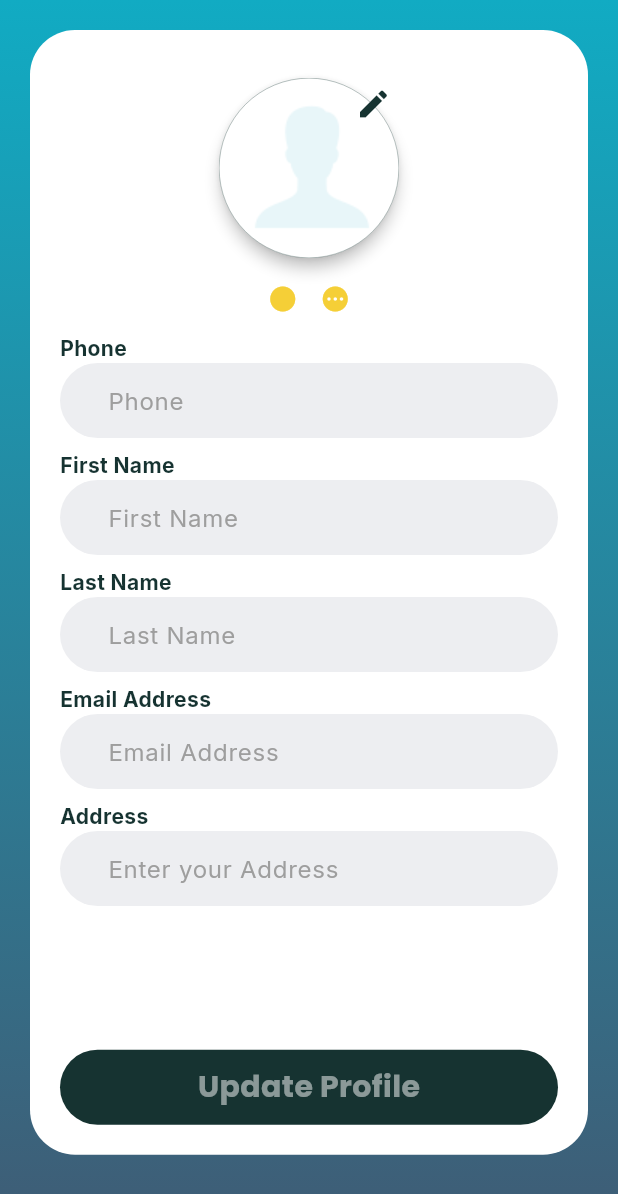
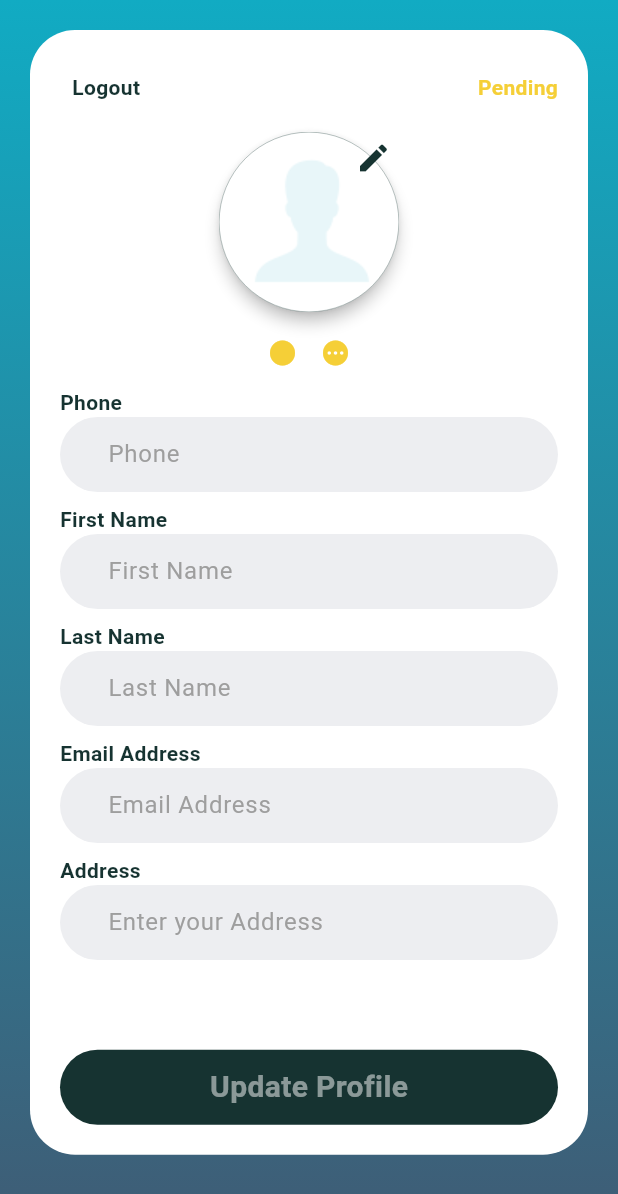
Before and after one commit to Shiva207892/efl_counter_flutter, a Flutter app: the ProfileScreen screen opened by its route, on a phone screen of 412 x 824 dp. Shown: the top 1194 px of the screen. Run offline on Flutter 3.47's test engine with Material 3 defaults, Android fonts, the light colour scheme and no system bars; our stand-ins replace cached_network_image, cloud_firestore, connectivity_plus, firebase_auth, firebase_core, firebase_messaging and 7 more; missing offline and left inert: firebase_app_check; accounts and stored records are empty; network calls fail.

```diff
--- a/lib/controllers/hub_controller.dart
+++ b/lib/controllers/hub_controller.dart
@@ -17,7 +17,7 @@
   final CollectionReference _hubsCollection =
       FirebaseFirestore.instance.collection('Hubs');
 
-  var _customersCollection = FirebaseFirestore.instance.collection('Customers');
+  final _customersCollection = FirebaseFirestore.instance.collection('Customers');
 
   // Rx variables to hold the hubs data
   RxList<QueryDocumentSnapshot<Object?>> customersList =
@@ -63,6 +63,7 @@
             (selectedHubData.data() as Map<String, dynamic>?)?['customers'];
         if (customersList != null && customersList is List) {
           customers = customersList.map((e) => e.toString()).toList();
+          selectedCustomer.value = customers[0];
         }
       }
     }
--- a/lib/controllers/login_controller.dart
+++ b/lib/controllers/login_controller.dart
@@ -9,7 +9,6 @@
 
 class LoginController extends GetxController {
   RxBool isOtpRequested = false.obs;
-  Rx<TextEditingController> phoneController = TextEditingController().obs;
 
   RxString loginOtp = '000000'.obs;
   RxString loginVerificationId = 'verificationid'.obs;
--- a/lib/controllers/user_controller.dart
+++ b/lib/controllers/user_controller.dart
@@ -1,6 +1,9 @@
 import 'dart:async';
 import 'dart:io';
 import 'package:cloud_firestore/cloud_firestore.dart';
+import 'package:efl_counter/common/custom_toast.dart';
+import 'package:efl_counter/common/get_storage.dart';
+import 'package:efl_counter/common/route_helper.dart';
 import 'package:firebase_messaging/firebase_messaging.dart';
 import 'package:firebase_storage/firebase_storage.dart';
 import 'package:firebase_auth/firebase_auth.dart';
@@ -19,7 +22,7 @@
   RxString userLastName = ''.obs;
   RxString userEmail = ''.obs;
   RxString userPhone = ''.obs;
-  RxString userStatus = ''.obs;
+  RxString userStatus = 'Pending'.obs;
   RxString userAddress = ''.obs;
   RxList<String> userHubs = <String>[].obs;
 
@@ -50,7 +53,8 @@
         DocumentReference userRef = usersCollection.doc(userId.value);
 
         // Listen for real-time updates and assign the subscription to _userSubscription
-        _userSubscription = userRef.snapshots().listen((DocumentSnapshot userSnapshot) async {
+        _userSubscription =
+            userRef.snapshots().listen((DocumentSnapshot userSnapshot) async {
           if (userSnapshot.exists) {
             var userData = userSnapshot.data() as Map<String, dynamic>;
             // Update user data based on userSnapshot
@@ -58,18 +62,26 @@
             userIsOnline.value = userData['isOnline'] ?? true;
             userProfileLocked.value = userData['profileLock'] ?? false;
             userPhoto.value = userData['photo'] ?? '';
-            userStatus.value = userData['status'] ?? '';
+            userStatus.value = userData['status'] ?? 'Pending';
             userFirstName.value = userData['fname'] ?? '';
             userLastName.value = userData['lname'] ?? '';
             userEmail.value = userData['email'] ?? '';
             userAddress.value = userData['address'] ?? '';
             userHubs.value = (userData['hubs'] as List<dynamic>).cast<String>();
+
+            if (userStatus.value == 'Pending') {
+              Get.offAllNamed(RouteHelper.profile);
+            }
+            if (userStatus.value == 'Approved') {
+              Get.offAllNamed(RouteHelper.home);
+            }
           } else {
             if (kDebugMode) {
               print('User with ID $userId does not exist.');
             }
-            showCustomSnackbar(title: 'Error', message: 'Account with this phone number does not exist');
+            Toast.error('Account with this phone number does not exist');
             FirebaseAuth.instance.signOut();
+            clearData();
           }
         });
         return true;
@@ -128,7 +140,8 @@
     }
   }
 
-  Future<void> updateUserData(String firstName, String lastName, String email, String address) async {
+  Future<void> updateUserData(
+      String firstName, String lastName, String email, String address) async {
     try {
       User? user = FirebaseAuth.instance.currentUser;
       if (user != null) {
@@ -143,7 +156,8 @@
         // If userProfile is not null, upload the file to Firebase Storage
         if (userProfile.value != null) {
           // Reference to the Firebase Storage location where the file will be stored
-          Reference storageRef = FirebaseStorage.instance.ref().child('UserProfiles').child(uid);
+          Reference storageRef =
+              FirebaseStorage.instance.ref().child('UserProfiles').child(uid);
 
           // Upload the file to Firebase Storage
           await storageRef.putFile(userProfile.value!);
@@ -175,7 +189,8 @@
           showCustomSnackbar(
               title: 'Success',
               message: 'Profile updated successfully',
-              duration: const Duration(seconds: 2), backColor: Colors.green);
+              duration: const Duration(seconds: 2),
+              backColor: Colors.green);
         }
       } else {
         if (kDebugMode) {
@@ -200,10 +215,8 @@
         DocumentReference userRef = usersCollection.doc(uid);
 
         // Update the data for the user document
-        await userRef.update({
-          'isOnline': isOnline,
-          'lastSeen': DateTime.now()
-        });
+        await userRef
+            .update({'isOnline': isOnline, 'lastSeen': DateTime.now()});
 
         // Update local user data after successful update
         userIsOnline.value = isOnline;
@@ -258,9 +271,10 @@
     try {
       await updateUserOnline(false);
       await FirebaseAuth.instance.signOut();
+      clearData();
       if (kDebugMode) {
         print("User signed out");
-        Get.offAllNamed('/login');
+        Get.offAllNamed(RouteHelper.login);
       }
     } catch (error) {
       if (kDebugMode) {
--- a/lib/utils/app_constants.dart
+++ b/lib/utils/app_constants.dart
@@ -1,5 +1,6 @@
-class AppConstants {
+class Constants {
   //keys
+  static const String USER_PHONE_NUMBER = 'phonenumber';
   static const String IS_LOGGED_IN = 'isloggedin';
   static const String IS_REGISTERED = 'isregistered';
   static const String IS_APPROVED = 'isapproved';
--- a/lib/views/drawer/profile_screen.dart
+++ b/lib/views/drawer/profile_screen.dart
@@ -2,7 +2,7 @@
 import 'package:efl_counter/widgets/custom_snack_bar.dart';
 import 'package:flutter/material.dart';
 import 'package:get/get.dart';
-import 'package:google_fonts/google_fonts.dart';
+import '../../common/styles.dart';
 import '../../controllers/app_controller.dart';
 import '../../utils/app_colors.dart';
 import '../../utils/dimensions.dart';
@@ -14,33 +14,28 @@
   const ProfileScreen({Key? key}) : super(key: key);
 
   @override
-  _ProfileScreenState createState() => _ProfileScreenState();
+  ProfileScreenState createState() => ProfileScreenState();
 }
 
-class _ProfileScreenState extends State<ProfileScreen> {
+class ProfileScreenState extends State<ProfileScreen> {
+  final appController = Get.find<AppController>();
+  final userController = Get.find<UserController>();
+
   final phoneController = TextEditingController();
   final fNameController = TextEditingController();
   final lNameController = TextEditingController();
   final emailController = TextEditingController();
   final addressController = TextEditingController();
 
-  final appController = Get.find<AppController>();
-  final userController = Get.find<UserController>();
-
   @override
   void initState() {
     super.initState();
 
-    final Map<String, dynamic> args = Get.parameters;
-
-    phoneController.text = args['phone'] ?? userController.userPhone.value;
-    fNameController.text =
-        args['firstName'] ?? userController.userFirstName.value;
-    lNameController.text =
-        args['lastName'] ?? userController.userLastName.value;
-    emailController.text = args['email'] ?? userController.userEmail.value;
-    addressController.text =
-        args['address'] ?? userController.userAddress.value;
+    phoneController.text = userController.userPhone.value;
+    fNameController.text = userController.userFirstName.value;
+    lNameController.text = userController.userLastName.value;
+    emailController.text = userController.userEmail.value;
+    addressController.text = userController.userAddress.value;
   }
 
   @override
@@ -55,7 +50,7 @@
 
   @override
   Widget build(BuildContext context) {
-    var normalFontStyle = GoogleFonts.inter(
+    var normalFontStyle = poppinsRegular.copyWith(
         color: AppColors.primaryColor,
         fontWeight: FontWeight.bold,
         fontSize: Dimensions.fontSizeDefault);
@@ -94,7 +89,7 @@
                                   padding: const EdgeInsets.all(
                                       Dimensions.paddingSizeDefault),
                                   child: Text('Logout',
-                                      style: GoogleFonts.inter(
+                                      style: poppinsRegular.copyWith(
                                           color: AppColors.primaryColor,
                                           fontWeight: FontWeight.bold,
                                           fontSize: Dimensions.fontSizeDefault)),
@@ -112,7 +107,7 @@
                                   }
                                 },
                                 child: Text('Pending',
-                                    style: GoogleFonts.inter(
+                                    style: poppinsRegular.copyWith(
                                         color: AppColors.pendingColor,
                                         fontWeight: FontWeight.bold,
                                         fontSize: Dimensions.fontSizeDefault)),
--- a/lib/widgets/custom_dialog.dart
+++ b/lib/widgets/custom_dialog.dart
@@ -1,11 +1,11 @@
 import 'package:efl_counter/utils/app_colors.dart';
 import 'package:efl_counter/utils/dimensions.dart';
 import 'package:flutter/material.dart';
-import 'package:google_fonts/google_fonts.dart';
+import '../common/styles.dart';
 
 void showCustomDialogTwoActioned(BuildContext context, String title, String message, String positiveAction, void Function() onConfirm, String negativeAction, void Function() onCancel) {
-  var titleStyle = GoogleFonts.inter(fontSize: Dimensions.fontSizeLarge, fontWeight: FontWeight.w500, color: AppColors.primaryColor);
-  var messageStyle = GoogleFonts.inter(fontSize: Dimensions.fontSizeDefault, fontWeight: FontWeight.w500);
+  var titleStyle = poppinsRegular.copyWith(fontSize: Dimensions.fontSizeLarge, fontWeight: FontWeight.w500, color: AppColors.primaryColor);
+  var messageStyle =poppinsRegular.copyWith(fontSize: Dimensions.fontSizeDefault, fontWeight: FontWeight.w500);
   var actionStyle = ElevatedButton.styleFrom(
       foregroundColor: Colors.white,
       backgroundColor: AppColors.primaryColor
--- a/lib/widgets/custom_snack_bar.dart
+++ b/lib/widgets/custom_snack_bar.dart
@@ -1,11 +1,11 @@
 import 'package:efl_counter/utils/dimensions.dart';
 import 'package:flutter/material.dart';
 import 'package:get/get.dart';
-import 'package:google_fonts/google_fonts.dart';
+import '../common/styles.dart';
 
 SnackbarController showCustomSnackbar({String? title, Color? titleColor, String? message, Color? msgColor, Color? backColor, SnackPosition? position, Duration? duration}) {
-  var titleStyle = GoogleFonts.poppins(fontWeight: FontWeight.bold, color: titleColor ?? Colors.white, fontSize: Dimensions.fontSizeLarge);
-  var messageStyle = GoogleFonts.poppins(fontWeight: FontWeight.w300, color: msgColor ?? Colors.white, fontSize: Dimensions.fontSizeDefault);
+  var titleStyle = poppinsRegular.copyWith(fontWeight: FontWeight.bold, color: titleColor ?? Colors.white, fontSize: Dimensions.fontSizeLarge);
+  var messageStyle = poppinsRegular.copyWith(fontWeight: FontWeight.w300, color: msgColor ?? Colors.white, fontSize: Dimensions.fontSizeDefault);
   return Get.snackbar(title ?? '', message ?? '', backgroundColor: backColor ?? Colors.red,
    titleText: Text(title ?? '', style: titleStyle),
     messageText: Text(message ?? '', style: messageStyle),
--- a/lib/widgets/custom_text_field.dart
+++ b/lib/widgets/custom_text_field.dart
@@ -1,5 +1,5 @@
 import 'package:flutter/material.dart';
-import 'package:google_fonts/google_fonts.dart';
+import '../common/styles.dart';
 import '../utils/dimensions.dart';
 
 class CustomTextField extends StatelessWidget {
@@ -45,7 +45,7 @@
                     fillColor: fillColor ?? const Color(0xFFEDEEF1),
                     hintText: hintText,
                     counterText: '',
-                    hintStyle: GoogleFonts.inter(
+                    hintStyle: poppinsRegular.copyWith(
                       color: Colors.grey,
                     ),
                     border: InputBorder.none,
--- a/lib/widgets/data_input_table.dart
+++ b/lib/widgets/data_input_table.dart
@@ -28,6 +28,7 @@
   @override
   void initState() {
     super.initState();
+
   }
 
   @override
--- a/lib/widgets/profile_image.dart
+++ b/lib/widgets/profile_image.dart
@@ -3,8 +3,8 @@
 import 'package:efl_counter/controllers/user_controller.dart';
 import 'package:flutter/material.dart';
 import 'package:get/get.dart';
-import 'package:google_fonts/google_fonts.dart';
 import 'package:image_picker/image_picker.dart';
+import '../common/styles.dart';
 import '../utils/app_colors.dart';
 import '../utils/app_pictures.dart';
 import '../utils/dimensions.dart';
@@ -124,7 +124,7 @@
               ),
               Text(
                 '${userController.userFirstName.value} ${userController.userLastName.value}',
-                style: GoogleFonts.inter(
+                style: poppinsRegular.copyWith(
                   color: AppColors.primaryColor,
                   fontWeight: FontWeight.bold,
                   fontSize: Dimensions.fontSizeExtraLarge,
--- a/pubspec.yaml
+++ b/pubspec.yaml
@@ -48,7 +48,6 @@
   image_cropper:
   get:
   get_storage:
-  google_fonts:
   pinput:
   intl:
   cached_network_image:
```
Also changed, not shown: lib/controllers/app_controller.dart (+15 -10 lines), lib/views/authentication/login_screen.dart (+34 -51 lines), lib/views/authentication/otp_screen.dart (+21 -5 lines), lib/views/authentication/phone_authentication_methods.dart (added, +39 -0 lines), lib/views/authentication/splash_screen.dart (+18 -32 lines), lib/views/dashboard/app_exit_dialog.dart (added, +70 -0 lines), lib/views/dashboard/home_screen.dart (+19 -7 lines), lib/views/drawer/contact_us_screen.dart (+11 -11 lines), lib/views/screens/add_data_screen.dart (+12 -11 lines), pubspec.lock.
